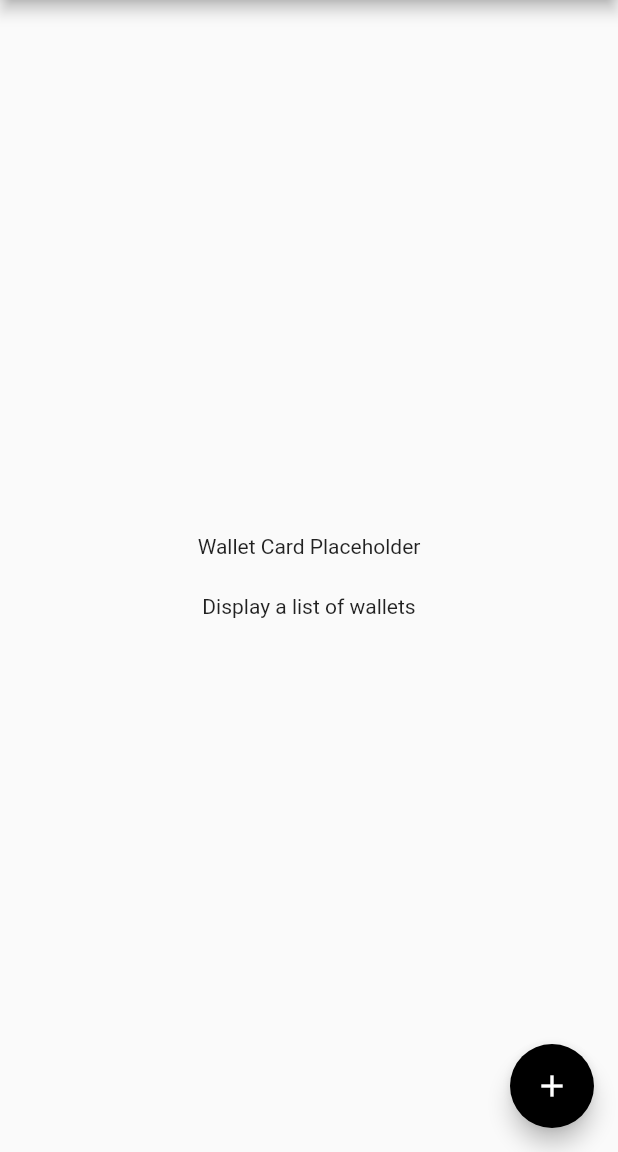
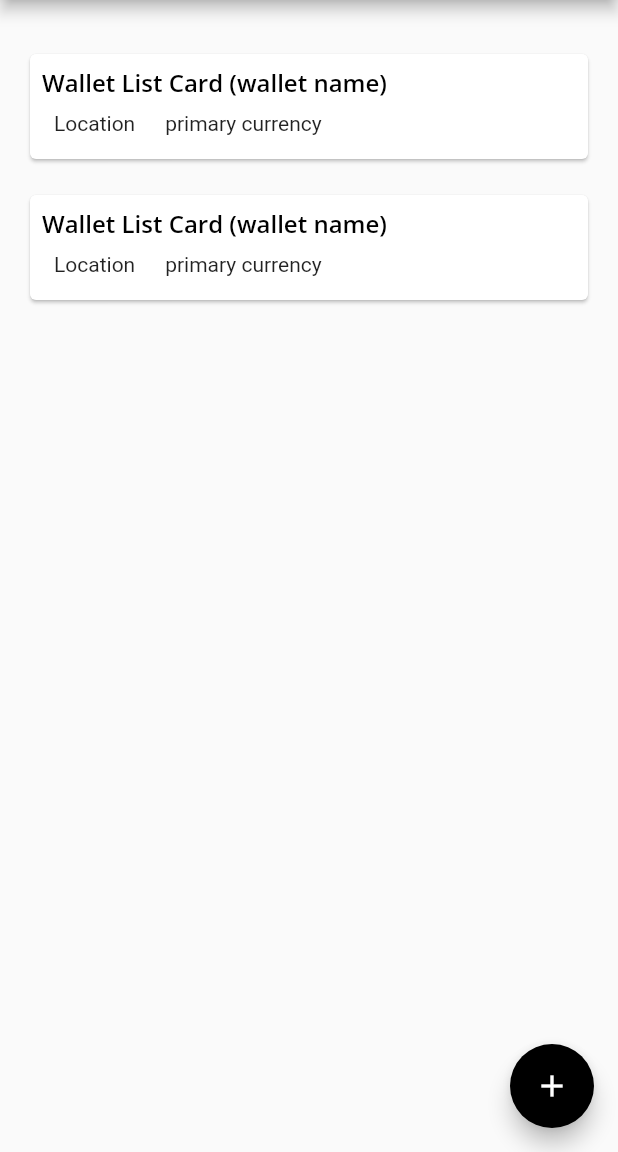
Before and after one commit to carlstep/currencyxpro, a Flutter app: the screen it shows after launch, on a phone screen of 412 x 824 dp, the part 84-1236 px from its top. Run offline on Flutter 3.47's test engine with Material 2 defaults, Android fonts, the phone set to English and light mode, and no system bars; our stand-ins replace google_fonts.

Commit message:
setup wallet_list_card.dart structure.

```diff
--- a/lib/components/primary_card.dart
+++ b/lib/components/primary_card.dart
@@ -1,5 +1,5 @@
 import 'package:flutter/material.dart';
-import 'c';
+import 'package:currencyxpro/home.dart';
 
 class PrimaryCard extends StatelessWidget {
   const PrimaryCard({Key? key}) : super(key: key);
@@ -7,14 +7,22 @@ class PrimaryCard extends StatelessWidget {
   @override
   Widget build(BuildContext context) {
     return Container(
-      child: Row(
+      child: Column(
         children: [
-          CircleAvatar(
-            backgroundImage: AssetImage(),
+          Row(
+            children: [
+              Text('Country Name'),
+              Text('image placeholder'),
+            ],
+          ),
+          Row(
+            children: [
+              Text('Currency Code'),
+              Text('Value Entry Field'),
+            ],
           )
         ],
       ),
-
     );
   }
 }
--- /dev/null
+++ b/lib/components/wallet_list_card.dart
@@ -0,0 +1,39 @@
+import 'package:flutter/material.dart';
+import 'package:currencyxpro/home.dart';
+
+class WalletListCard extends StatelessWidget {
+  const WalletListCard({Key? key}) : super(key: key);
+
+  @override
+  Widget build(BuildContext context) {
+    return Padding(
+      padding: const EdgeInsets.all(8.0),
+      child: Card(
+        child: Padding(
+          padding: const EdgeInsets.all(8.0),
+          child: Column(
+            mainAxisAlignment: MainAxisAlignment.center,
+            children: [
+              Align(
+                alignment: Alignment.topLeft,
+                child: Text('Wallet List Card (wallet name)',
+                style: Theme.of(context).textTheme.headline3,),
+              ),
+              Padding(
+                padding: const EdgeInsets.all(8.0),
+                child: Row(
+                  mainAxisAlignment: MainAxisAlignment.start,
+                  children: [
+                    Text('Location'),
+                    SizedBox(width: 20),
+                    Text('primary currency'),
+                  ],
+                ),
+              )
+            ],
+          ),
+        ),
+      ),
+    );
+  }
+}
--- a/lib/home.dart
+++ b/lib/home.dart
@@ -1,3 +1,5 @@
+import 'package:currencyxpro/components/primary_card.dart';
+import 'package:currencyxpro/components/wallet_list_card.dart';
 import 'package:flutter/material.dart';
 
 
@@ -24,22 +26,20 @@ class _HomeState extends State<Home> {
           style: Theme.of(context).textTheme.headline2,),
       ),
       body: Center(
-        child: Column(
-          mainAxisAlignment: MainAxisAlignment.center,
+        child: Padding(
+          padding: const EdgeInsets.only(left: 8.0, right: 8.0),
+          child: ListView(
             children: <Widget>[
-            Container(
-              child: Text('Wallet Card Placeholder'
-              ),
-            ),
               SizedBox(
                 height: 24,
               ),
+              WalletListCard(),
+              WalletListCard(),
               Container(
-              child: Text('Display a list of wallets'
 
                 ),
+            ],
           ),
-          ],
         ),
       ),
       floatingActionButton: FloatingActionButton(
--- a/lib/main.dart
+++ b/lib/main.dart
@@ -14,7 +14,7 @@ class CurrencyXpro extends StatelessWidget {
     final theme = CurrencyXproTheme.light();
     return MaterialApp(
       title: 'CurrencyX Pro',
-      theme: theme,
+      theme: theme, // TODO: What does this do and how?
       home: const Home(),
     );
   }
```
Lines whose indentation alone changed are shown as unchanged.
